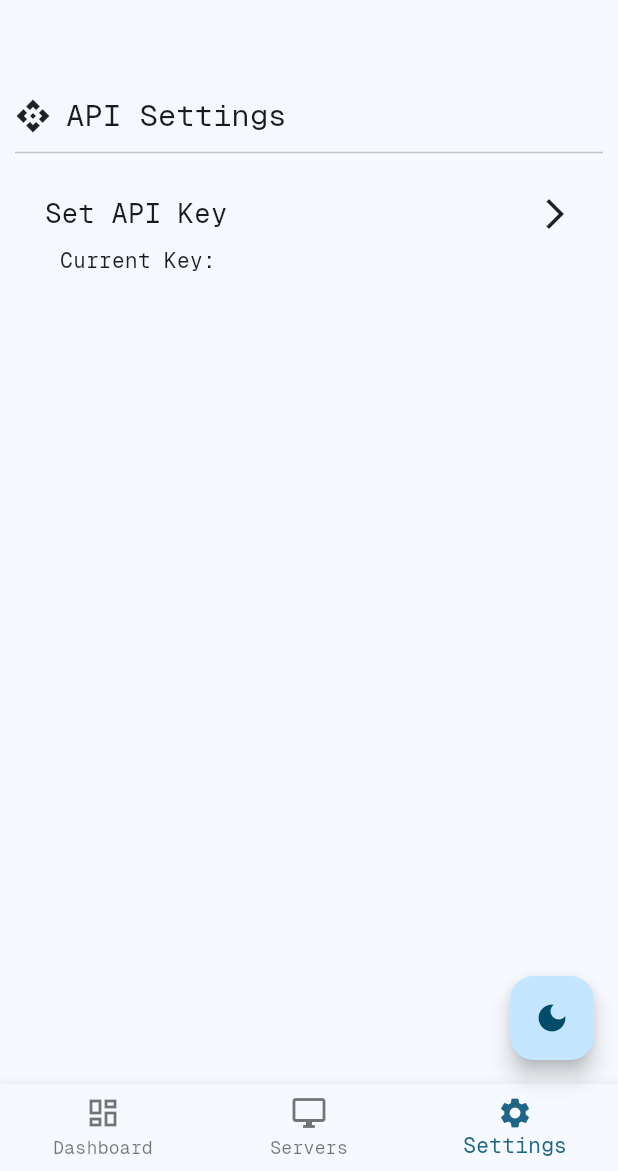
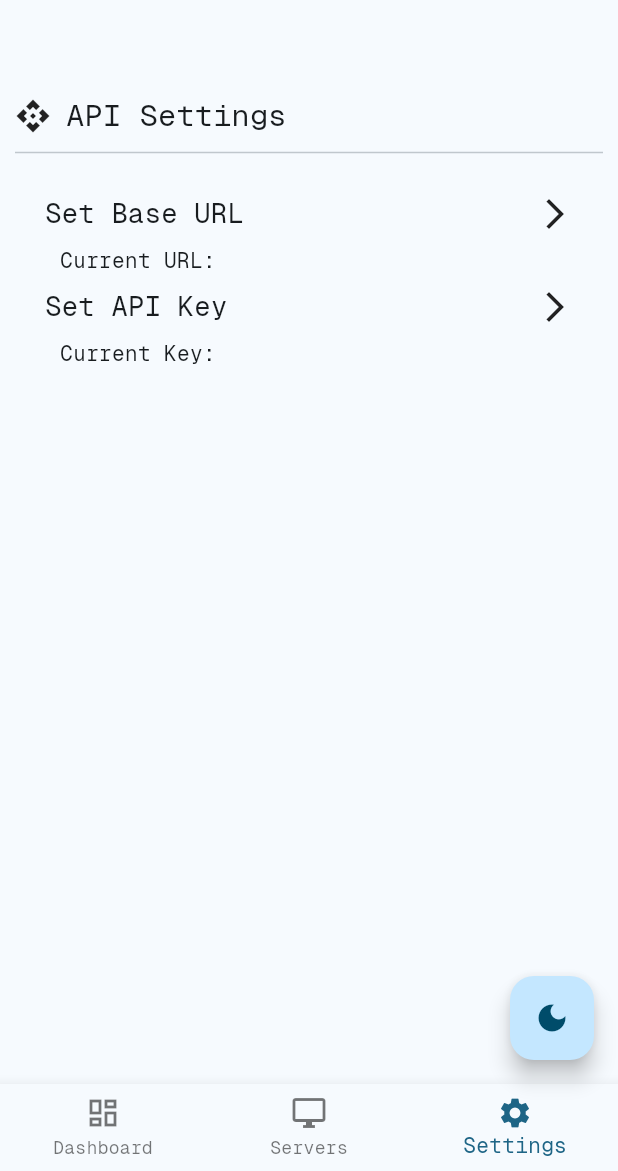
Before and after one commit to lt9nine/pterodactyl_mobile, a Flutter app: the screen it shows after launch, item 3 of the bottom bar chosen, on a phone screen of 412 x 824 dp, the part 65-1236 px from its top. Run offline on Flutter 3.47's test engine with Material 3 defaults, Android fonts, the light colour scheme and no system bars; our stand-ins replace shared_preferences.

Commit message:
Added Set Base URL to Settings and created API Class

```diff
--- /dev/null
+++ b/devtools_options.yaml
@@ -0,0 +1,3 @@
+description: This file stores settings for Dart & Flutter DevTools.
+documentation: https://docs.flutter.dev/tools/devtools/extensions#configure-extension-enablement-states
+extensions:
--- a/lib/pages/settings.dart
+++ b/lib/pages/settings.dart
@@ -3,22 +3,27 @@ import 'package:pterodactyl_mobile/util/get_string_from_shared_preferences.dart'
 import 'package:pterodactyl_mobile/util/text_input_dialog.dart';
 
 class Settings extends StatefulWidget {
-  Settings({super.key});
+  const Settings({super.key});
 
   @override
   State<Settings> createState() => _SettingsState();
 }
 
 class _SettingsState extends State<Settings> {
-  String apiKey = '';
+  String apiKey = "";
+  String baseUrl = "";
 
   @override
   void initState() {
     super.initState();
     getStringFromSharedPreferences('api_key').then((value) {
-      print(value);
       setState(() {
         apiKey = value;
+      });
+    });
+    getStringFromSharedPreferences('base_url').then((value) {
+      setState(() {
+        baseUrl = value;
       });
     });
   }
@@ -39,7 +44,14 @@ class _SettingsState extends State<Settings> {
           ),
           Divider(height: 20, thickness: 1),
           SizedBox(height: 10),
-          buildExpandableSettingsItem(context, 'Set API Key'),
+          buildExpandableSettingsItem(context, "Set Base URL"),
+          Padding(
+            padding: const EdgeInsets.symmetric(vertical: 0, horizontal: 30),
+            child: Row(
+              children: [Text('Current URL: '), Text(baseUrl)],
+            ),
+          ),
+          buildExpandableSettingsItem(context, "Set API Key"),
           Padding(
             padding: const EdgeInsets.symmetric(vertical: 0, horizontal: 30),
             child: Row(
@@ -64,6 +76,14 @@ class _SettingsState extends State<Settings> {
                 apiKey = newKey;
               });
             }
+          } else if (title == 'Set Base URL') {
+            String? newUrl = await showTextInputDialog(context);
+            if (newUrl != null) {
+              setStringToSharedPreferences('base_url', newUrl);
+              setState(() {
+                baseUrl = newUrl;
+              });
+            }
           }
         },
         child: Padding(
--- /dev/null
+++ b/lib/util/api.dart
@@ -0,0 +1,40 @@
+import 'dart:convert';
+import 'package:http/http.dart' as http;
+
+class ApiService {
+  final String baseUrl;
+  final String apiKey;
+
+  ApiService({required this.baseUrl, required this.apiKey});
+
+  Future<http.Response> makeApiCall(String endpoint, {String method = 'GET', Map<String, dynamic>? body}) async {
+    final url = Uri.parse('$baseUrl$endpoint');
+    final headers = {
+      'Authorization': 'Bearer $apiKey',
+      'Content-Type': 'application/json',
+    };
+
+    switch (method.toUpperCase()) {
+      case 'POST':
+        return await http.post(url, headers: headers, body: jsonEncode(body));
+      case 'PUT':
+        return await http.put(url, headers: headers, body: jsonEncode(body));
+      case 'DELETE':
+        return await http.delete(url, headers: headers);
+      case 'GET':
+      default:
+        return await http.get(url, headers: headers);
+    }
+  }
+
+  Future<bool> validateApiKey(String key) async {
+    final url = Uri.parse('$baseUrl/validate_key');
+    final headers = {
+      'Authorization': 'Bearer $key',
+      'Content-Type': 'application/json',
+    };
+
+    final response = await http.get(url, headers: headers);
+    return response.statusCode == 200;
+  }
+}
--- a/pubspec.yaml
+++ b/pubspec.yaml
@@ -11,6 +11,7 @@ dependencies:
     sdk: flutter
 
   shared_preferences: ^2.0.0
+  http: ^1.3.0
 
 dev_dependencies:
   flutter_test:
```
Also changed, not shown: lib/pages/servers.dart (+7 -1 lines), pubspec.lock.
